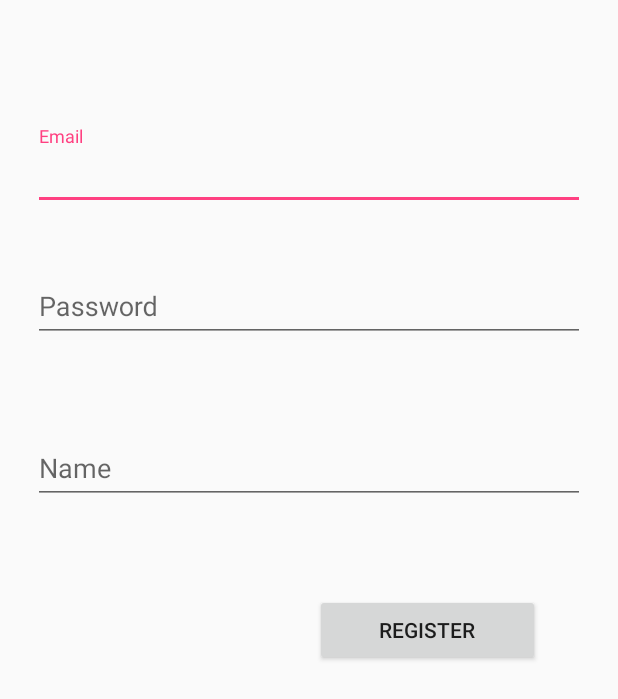
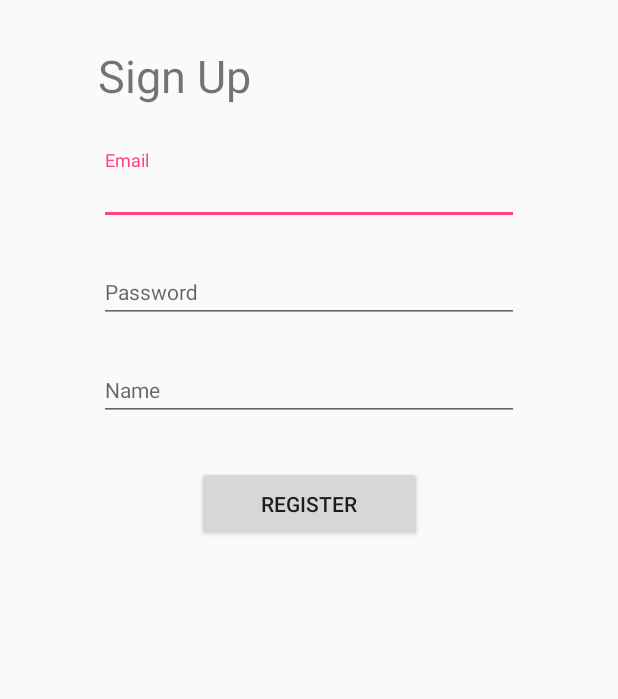
Before and after one commit to benzblahblah/AURestaurantO, an Android app: the Register screen opened directly, with no data from a screen before it, on a phone screen of 412 x 824 dp. Shown: the top 699 px of the screen. Run offline under Robolectric (Android 15) with nearby library versions, the phone set to English and light mode, and no system bars; our stand-ins replace Firebase (no records; nobody signed in at launch, a user with empty details on screens opened directly).

Commit message:
Updated Sign Up Interface
Updated Sign Up Interface

```diff
--- a/app/src/main/res/layout/activity_register2.xml
+++ b/app/src/main/res/layout/activity_register2.xml
@@ -2,14 +2,16 @@
 <android.support.constraint.ConstraintLayout xmlns:android="http://schemas.android.com/apk/res/android"
     xmlns:app="http://schemas.android.com/apk/res-auto"
     xmlns:tools="http://schemas.android.com/tools"
+    android:id="@+id/const99"
     android:layout_width="match_parent"
     android:layout_height="match_parent"
     tools:context="benznatthakul.au_restaurant_o.Register">
 
     <android.support.design.widget.TextInputLayout
-    android:layout_width="368dp"
-    android:layout_height="59dp"
-    android:layout_marginTop="84dp"
+        android:id="@+id/textInputLayout3"
+        android:layout_width="280dp"
+        android:layout_height="50dp"
+        android:layout_marginTop="100dp"
         app:layout_constraintLeft_toLeftOf="parent"
         app:layout_constraintRight_toRightOf="parent"
         app:layout_constraintTop_toTopOf="parent">
@@ -18,50 +20,73 @@ tools:context="benznatthakul.au_restaurant_o.Register">
             android:id="@+id/emailTxt"
             android:layout_width="match_parent"
             android:layout_height="wrap_content"
-        android:hint="Email"
-        android:inputType="textEmailAddress|textWebEmailAddress" />
+            android:hint="@string/email"
+            android:inputType="textEmailAddress|textWebEmailAddress"
+            android:textSize="14sp" />
     </android.support.design.widget.TextInputLayout>
 
     <android.support.design.widget.TextInputLayout
-    android:layout_width="368dp"
-    android:layout_height="wrap_content"
-    android:layout_marginTop="172dp"
+        android:id="@+id/textInputLayout"
+        android:layout_width="280dp"
+        android:layout_height="50dp"
+        android:layout_marginTop="15dp"
         app:layout_constraintLeft_toLeftOf="parent"
         app:layout_constraintRight_toRightOf="parent"
-    app:layout_constraintTop_toTopOf="parent">
+        app:layout_constraintTop_toBottomOf="@+id/textInputLayout3">
 
         <android.support.design.widget.TextInputEditText
             android:id="@+id/passwordTxt"
             android:layout_width="match_parent"
             android:layout_height="wrap_content"
-        android:hint="Password"
-        android:inputType="textPassword|textWebPassword" />
+            android:hint="@string/password"
+            android:inputType="textPassword|textWebPassword"
+            android:textSize="14sp" />
     </android.support.design.widget.TextInputLayout>
 
     <android.support.design.widget.TextInputLayout
         android:id="@+id/textInputLayout2"
-    android:layout_width="368dp"
-    android:layout_height="wrap_content"
-    android:layout_marginTop="280dp"
+        android:layout_width="280dp"
+        android:layout_height="50dp"
+        android:layout_marginTop="15dp"
         app:layout_constraintLeft_toLeftOf="parent"
         app:layout_constraintRight_toRightOf="parent"
-    app:layout_constraintTop_toTopOf="parent">
+        app:layout_constraintTop_toBottomOf="@+id/textInputLayout">
 
         <android.support.design.widget.TextInputEditText
             android:id="@+id/nameTxt"
             android:layout_width="match_parent"
             android:layout_height="wrap_content"
-        android:hint="Name"
-        android:inputType="text" />
+            android:hint="@string/name"
+            android:inputType="text"
+            android:textSize="14sp" />
     </android.support.design.widget.TextInputLayout>
 
     <Button
         android:id="@+id/regBtn"
         android:layout_width="150dp"
+        android:layout_height="50dp"
+        android:layout_marginEnd="8dp"
+        android:layout_marginStart="8dp"
+        android:layout_marginTop="30dp"
+        android:text="@string/register"
+        app:layout_constraintEnd_toEndOf="parent"
+        app:layout_constraintStart_toStartOf="parent"
+        app:layout_constraintTop_toBottomOf="@+id/textInputLayout2" />
+
+    <TextView
+        android:id="@+id/SignUpDist"
+        android:layout_width="wrap_content"
         android:layout_height="wrap_content"
-    android:layout_marginEnd="52dp"
-    android:layout_marginTop="60dp"
-    android:text="Register"
+        android:layout_marginBottom="8dp"
+        android:layout_marginEnd="230dp"
+        android:layout_marginStart="50dp"
+        android:layout_marginTop="8dp"
+        android:text="@string/sign_up"
+        android:textAlignment="center"
+        android:textSize="30sp"
+        app:layout_constraintBottom_toTopOf="@+id/textInputLayout3"
         app:layout_constraintEnd_toEndOf="parent"
-    app:layout_constraintTop_toBottomOf="@+id/textInputLayout2" />
+        app:layout_constraintStart_toStartOf="parent"
+        app:layout_constraintTop_toTopOf="parent" />
+
 </android.support.constraint.ConstraintLayout>
--- a/app/src/main/res/values/strings.xml
+++ b/app/src/main/res/values/strings.xml
@@ -3,5 +3,10 @@
     <string name="facebook_app_id">356833278123060</string>
     <string name="fb_login_protocol_scheme">fb356833278123060</string>
     <string name="title_activity_register">Register</string>
+    <string name="name">Name</string>
+    <string name="password">Password</string>
+    <string name="register">Register</string>
+    <string name="email">Email</string>
+    <string name="sign_up">Sign Up</string>
 
 </resources>
```
Also changed, not shown: 41 other files. Lines whose indentation alone changed are shown as unchanged.
